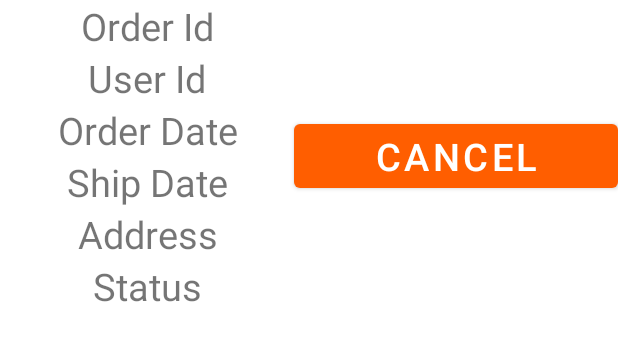
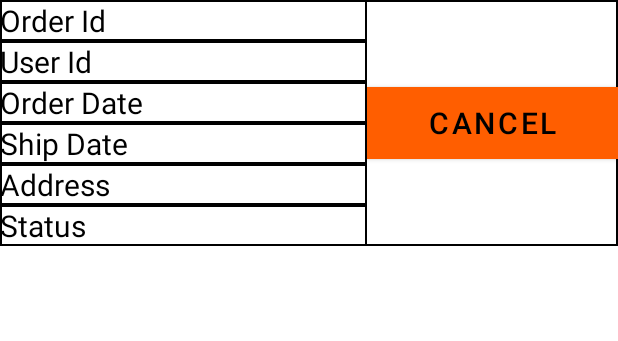
Before and after one commit to nguyenthu120801/FoodApp_Group6_SE1611, an Android app: the layout activity_view_order.xml on its own in the app's theme, with its tools: preview values and no code run, on a phone screen of 412 x 824 dp. Shown: the top 341 px of the screen. Run offline under Robolectric (Android 15) with nearby library versions, the phone set to English and light mode, and no system bars.

Commit message:
check commit

```diff
--- a/app/src/main/java/com/example/foodapp/Adapter/OrderViewHolder.java
+++ b/app/src/main/java/com/example/foodapp/Adapter/OrderViewHolder.java
@@ -1,6 +1,7 @@
 package com.example.foodapp.Adapter;
 
 import android.view.View;
+import android.widget.Button;
 import android.widget.TextView;
 
 import androidx.annotation.NonNull;
@@ -10,6 +11,7 @@ import com.example.foodapp.R;
 
 public class OrderViewHolder extends RecyclerView.ViewHolder {
     public TextView orderIdText,userIdText,addressText, orderDateText,shipDateText, statusText;
+    public Button cancelButton;
     public OrderViewHolder(@NonNull View itemView) {
         super(itemView);
         orderIdText = itemView.findViewById(R.id.order_id_text);
@@ -18,6 +20,7 @@ public class OrderViewHolder extends RecyclerView.ViewHolder {
         shipDateText = itemView.findViewById(R.id.ship_date_text);
         addressText = itemView.findViewById(R.id.address_text);
         statusText = itemView.findViewById(R.id.status_text);
+        cancelButton = itemView.findViewById(R.id.cancel_order_btn);
 
     }
 }
--- a/app/src/main/java/com/example/foodapp/IntroActivity.java
+++ b/app/src/main/java/com/example/foodapp/IntroActivity.java
@@ -10,6 +10,7 @@ import android.view.View;
 import com.example.foodapp.Entity.Category;
 import com.example.foodapp.Model.DAOCategory;
 import com.example.foodapp.Model.DAOProduct;
+import com.example.foodapp.activity.ListUserOrderActivity;
 
 public class IntroActivity extends AppCompatActivity {
     private ConstraintLayout btn_start;
@@ -26,4 +27,8 @@ public class IntroActivity extends AppCompatActivity {
         });
     }
 
+    public void toListOrder(View view) {
+        Intent intent = new Intent(IntroActivity.this, ListUserOrderActivity.class);
+        startActivity(intent);
+    }
 }
--- a/app/src/main/java/com/example/foodapp/MainActivity.java
+++ b/app/src/main/java/com/example/foodapp/MainActivity.java
@@ -78,8 +78,5 @@ public class MainActivity extends AppCompatActivity {
         startActivity(intent);
     }
 
-    public void toListOrder(View view) {
-        Intent intent = new Intent(MainActivity.this, ListUserOrderActivity.class);
-        startActivity(intent);
-    }
+
 }
--- /dev/null
+++ b/app/src/main/res/drawable/border/border-rect.xml
@@ -0,0 +1,5 @@
+<shape xmlns:android="http://schemas.android.com/apk/res/android"
+    android:shape="rectangle">
+    <solid android:color="#FFFFFF" />
+    <stroke android:width="1dp" android:color="#000000" />
+</shape>
--- /dev/null
+++ b/app/src/main/res/drawable/border_rect.xml
@@ -0,0 +1,5 @@
+<?xml version="1.0" encoding="utf-8"?>
+<shape xmlns:android="http://schemas.android.com/apk/res/android">
+    <solid android:color="#FFFFFF" />
+    <stroke android:width="1dp" android:color="#000000" />
+</shape>
--- a/app/src/main/res/layout/activity_list_user_order.xml
+++ b/app/src/main/res/layout/activity_list_user_order.xml
@@ -6,6 +6,7 @@
     android:layout_height="match_parent"
     tools:context=".activity.ListUserOrderActivity"
     android:orientation="vertical">
+
 <androidx.recyclerview.widget.RecyclerView
     android:id="@+id/rv_list_user_order"
     android:layout_width="match_parent"
--- a/app/src/main/res/layout/activity_view_order.xml
+++ b/app/src/main/res/layout/activity_view_order.xml
@@ -4,15 +4,15 @@
     xmlns:tools="http://schemas.android.com/tools"
     android:layout_width="match_parent"
     android:layout_height="wrap_content"
-    tools:context=".activity.ViewOrderActivity"
     android:orientation="horizontal"
-    android:weightSum="2"
+    android:weightSum="4"
+    android:background="@drawable/border_rect"
     >
     <LinearLayout
         android:layout_width="wrap_content"
         android:layout_height="wrap_content"
         android:orientation="vertical"
-        android:layout_weight="1"
+        android:layout_weight="3"
         >
         <TextView
             android:id="@+id/order_id_text"
@@ -41,12 +41,12 @@
     </LinearLayout>
 
     <Button
-
         android:id="@+id/cancel_order_btn"
         android:layout_width="wrap_content"
         android:layout_weight="1"
         android:layout_gravity="center"
         android:text="Cancel"
+        android:onClick="cancelOrder"
         style="@style/orderView"
         />
 </LinearLayout>
--- a/app/src/main/res/values/styles.xml
+++ b/app/src/main/res/values/styles.xml
@@ -1,9 +1,10 @@
 <?xml version="1.0" encoding="utf-8"?>
 <resources>
     <style name="orderView">
-        <item name="android:textAlignment">center</item>
-        <item name="android:textSize">25sp</item>
+        <item name="android:textSize">20sp</item>
         <item name="android:layout_width">match_parent</item>
+        <item name="android:background">@drawable/border_rect</item>
+        <item name="android:textColor">@color/black</item>
         <item name="android:layout_height">wrap_content</item>
     </style>
 </resources>
```
Also changed, not shown: app/src/main/AndroidManifest.xml (+2 -8 lines), app/src/main/java/com/example/foodapp/Adapter/OrderAdapter.java (+15 -7 lines), app/src/main/java/com/example/foodapp/Model/OrderDBHelper.java (+12 -30 lines), app/src/main/java/com/example/foodapp/activity/ListUserOrderActivity.java (+12 -4 lines), app/src/main/java/com/example/foodapp/activity/UserCancelOrderActivity.java (deleted, +0 -35 lines), app/src/main/java/com/example/foodapp/activity/ViewOrderActivity.java (deleted, +0 -34 lines), app/src/main/res/layout/activity_intro.xml (+11 -0 lines).
